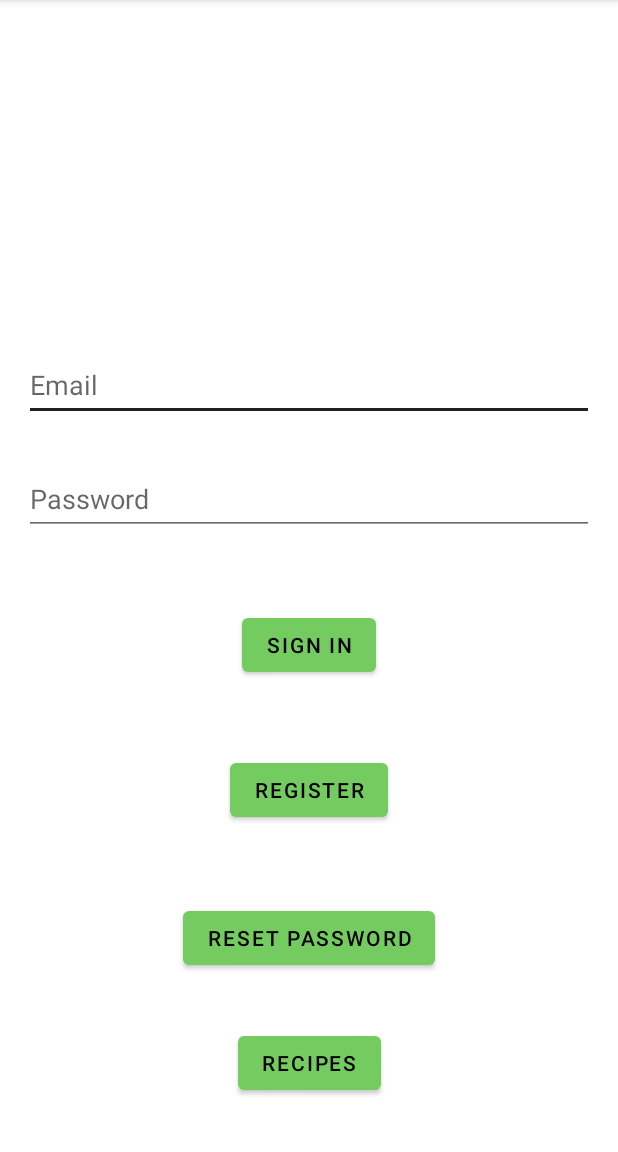
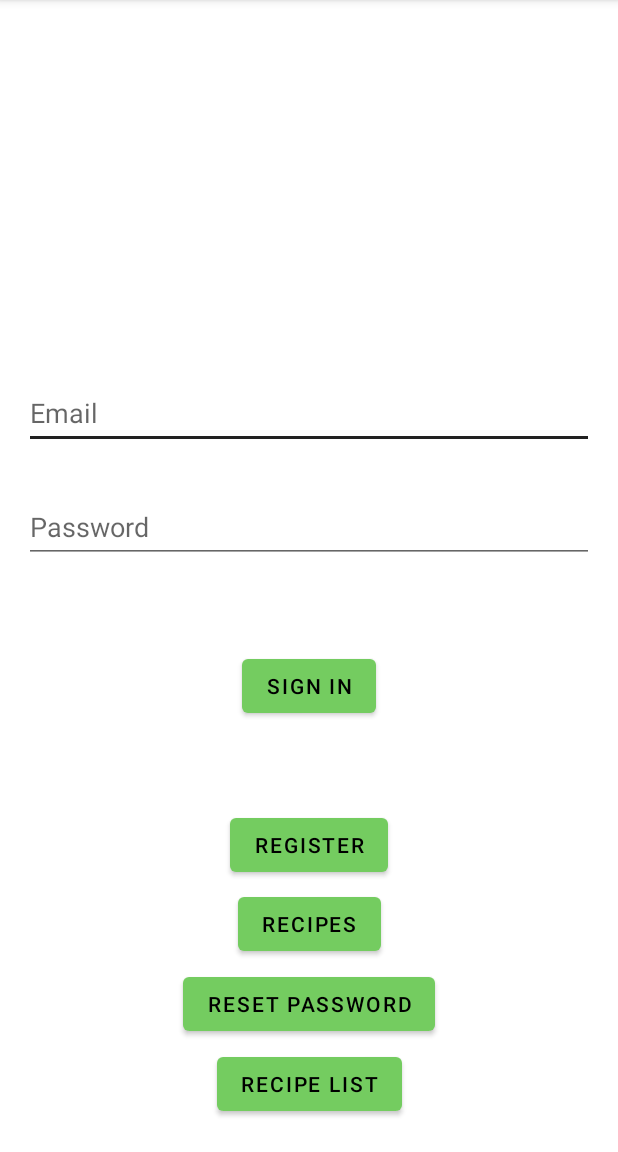
Before and after one commit to 18saunderss/Capstone2022, an Android app: the screen it shows after launch (LoginActivity), on a phone screen of 412 x 824 dp, the part 84-1236 px from its top. Run offline under Robolectric (Android 15) with nearby library versions, the phone set to English and light mode, and no system bars; our stand-ins replace Firebase (no records; nobody signed in at launch, a user with empty details on screens opened directly).

Commit message:
Eric tilton7 (#18)
* Added fetch ingredient functionality to searchable spinner

* Added ingredient list

* Added second modal window for measurement

* Added Measurements

* Added Recipe List

Co-authored-by: Eric Tilton <etilton@antioch.edu>

```diff
--- a/app/src/main/java/com/capstone2022/LoginActivity.java
+++ b/app/src/main/java/com/capstone2022/LoginActivity.java
@@ -35,6 +35,7 @@ public class LoginActivity extends AppCompatActivity {
     private EditText editTextLoginPassword;
     private Button buttonSignIn;
     private Button goToRecipe;
+    private Button recipeList;
     private FirebaseAuth fAuth;
 
     //test database
@@ -59,6 +60,7 @@ public class LoginActivity extends AppCompatActivity {
         editTextLoginPassword = findViewById(R.id.password);
         buttonSignIn = findViewById(R.id.login);
         goToRecipe=findViewById(R.id.goToRecipe);
+        recipeList=findViewById(R.id.recipeList);
 
         buttonSignIn.setOnClickListener(new View.OnClickListener()                                             //Intent to open RegisterActivity when "Register" button is pressed
         {
@@ -143,6 +145,15 @@ public class LoginActivity extends AppCompatActivity {
                                        }
                                       });
 
+        recipeList.setOnClickListener(new View.OnClickListener()                                             //Intent to open RegisterActivity when "Register" button is pressed
+        {
+            @Override
+            public void onClick(View v)
+            {
+                startActivity(new Intent(LoginActivity.this, RecipeListActivity.class));
+            }
+        });
+
 
 
 
@@ -155,6 +166,10 @@ public class LoginActivity extends AppCompatActivity {
             }
         });
     }
+
+
+
+
 
 
 
--- a/app/src/main/res/layout/activity_login2.xml
+++ b/app/src/main/res/layout/activity_login2.xml
@@ -18,11 +18,11 @@
         android:layout_gravity="start"
         android:enabled="true"
         android:text="@string/action_register"
-        app:layout_constraintBottom_toBottomOf="parent"
+        app:layout_constraintBottom_toTopOf="@+id/reset"
         app:layout_constraintEnd_toEndOf="parent"
         app:layout_constraintHorizontal_bias="0.5"
         app:layout_constraintStart_toStartOf="parent"
-        app:layout_constraintTop_toBottomOf="@+id/username" />
+        app:layout_constraintTop_toBottomOf="@+id/login" />
 
     <EditText
         android:id="@+id/username"
@@ -67,7 +67,8 @@
         app:layout_constraintEnd_toEndOf="parent"
         app:layout_constraintHorizontal_bias="0.5"
         app:layout_constraintStart_toStartOf="parent"
-        app:layout_constraintTop_toBottomOf="@+id/password" />
+        app:layout_constraintTop_toBottomOf="@+id/password"
+        app:layout_constraintVertical_bias="0.081" />
 
     <ProgressBar
         android:id="@+id/loading"
@@ -88,21 +89,33 @@
         android:layout_width="wrap_content"
         android:layout_height="wrap_content"
         android:text="@string/reset_password"
-        app:layout_constraintBottom_toBottomOf="parent"
+        app:layout_constraintBottom_toTopOf="@+id/recipeList"
         app:layout_constraintEnd_toEndOf="parent"
         app:layout_constraintHorizontal_bias="0.5"
         app:layout_constraintStart_toStartOf="parent"
-        app:layout_constraintTop_toBottomOf="@+id/register"
-        app:layout_constraintVertical_bias="0.331" />
+        app:layout_constraintTop_toBottomOf="@+id/goToRecipe"
+        app:layout_constraintVertical_bias="0.055" />
 
     <Button
         android:id="@+id/goToRecipe"
         android:layout_width="wrap_content"
         android:layout_height="wrap_content"
-        android:layout_marginBottom="19dp"
+        android:layout_marginBottom="112dp"
         android:text="Recipes"
         app:layout_constraintBottom_toBottomOf="parent"
         app:layout_constraintEnd_toEndOf="parent"
+        app:layout_constraintHorizontal_bias="0.5"
         app:layout_constraintStart_toStartOf="parent" />
 
+    <Button
+        android:id="@+id/recipeList"
+        android:layout_width="wrap_content"
+        android:layout_height="wrap_content"
+        android:text="Recipe List"
+        app:layout_constraintBottom_toBottomOf="parent"
+        app:layout_constraintEnd_toEndOf="parent"
+        app:layout_constraintHorizontal_bias="0.5"
+        app:layout_constraintStart_toStartOf="parent"
+        app:layout_constraintTop_toBottomOf="@+id/reset" />
+
 </androidx.constraintlayout.widget.ConstraintLayout>
```
Also changed, not shown: app/src/main/AndroidManifest.xml (+6 -3 lines), app/src/main/java/com/capstone2022/MyAdapter.java (added, +53 -0 lines), app/src/main/java/com/capstone2022/Recipe.java (added, +21 -0 lines), app/src/main/java/com/capstone2022/RecipeActivity.java (+0 -10 lines), app/src/main/java/com/capstone2022/RecipeListActivity.java (added, +91 -0 lines), app/src/main/res/layout/activity_recipe_list.xml (added, +18 -0 lines), app/src/main/res/layout/recipecard.xml (added, +41 -0 lines).
